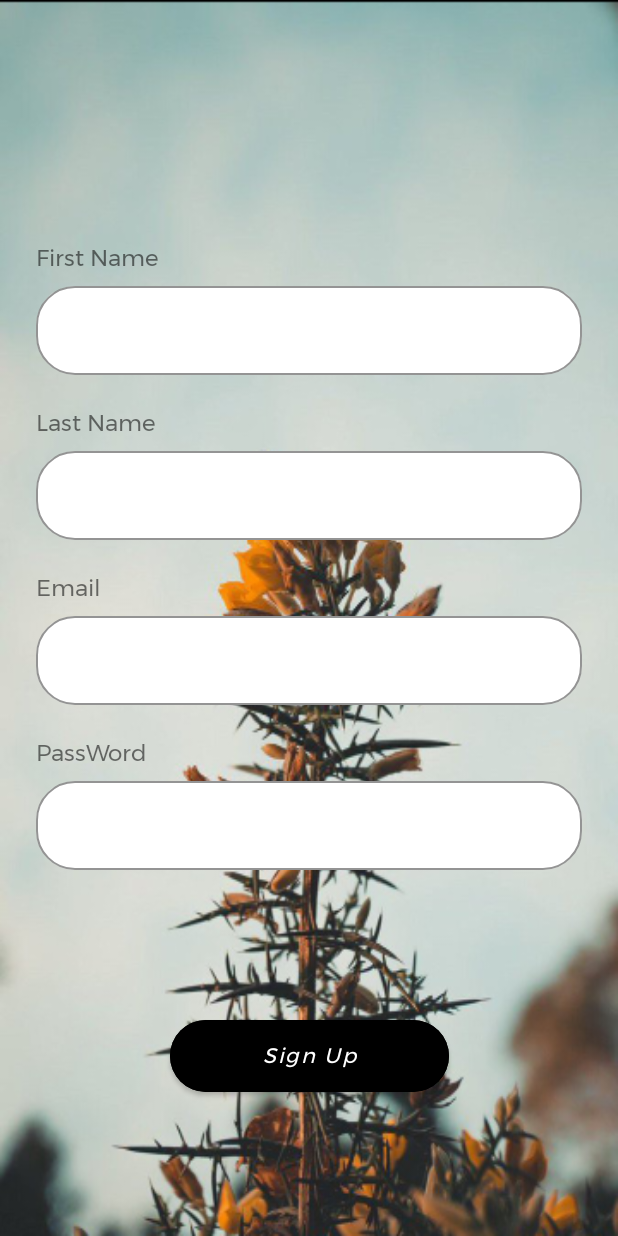
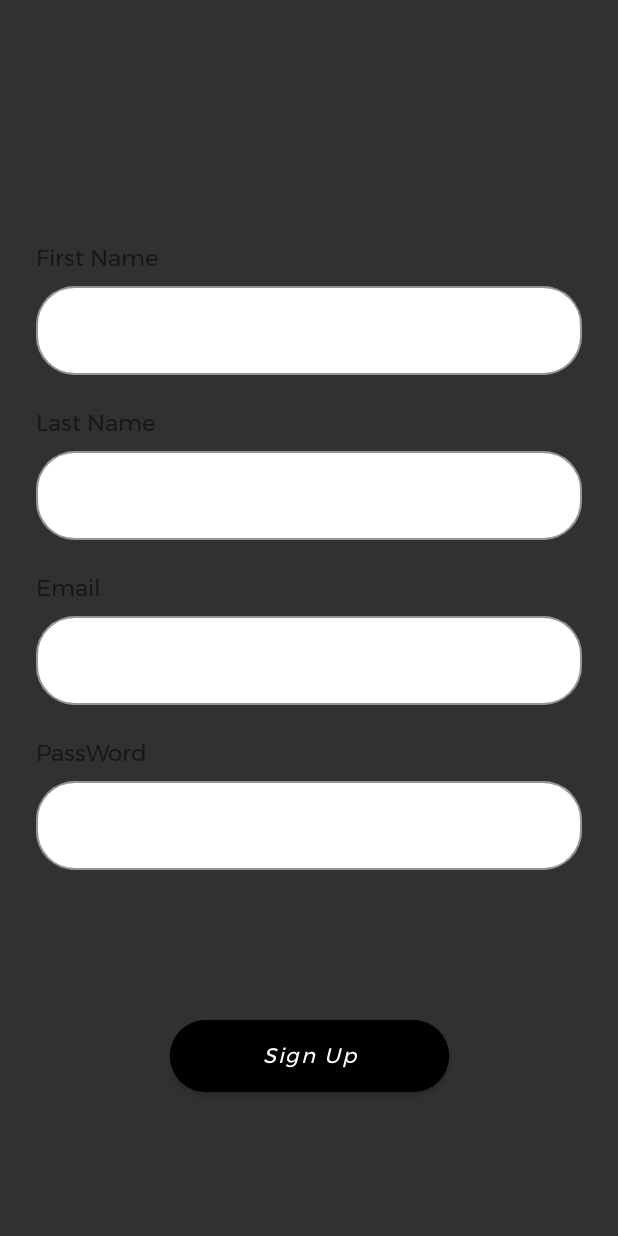
Before and after one commit to sobuur0/HotelApp, an Android app: the DialogSignUp screen opened directly, with no data from a screen before it, on a phone screen of 412 x 824 dp. Run offline under Robolectric (Android 15) with nearby library versions, the phone set to English and light mode, and no system bars; pictures from the network do not load.

Commit message:
more changes

```diff
--- a/app/src/main/res/layout/activity_dialog_sign_up.xml
+++ b/app/src/main/res/layout/activity_dialog_sign_up.xml
@@ -4,7 +4,7 @@
     xmlns:tools="http://schemas.android.com/tools"
     android:layout_width="match_parent"
     android:layout_height="match_parent"
-    android:background="@drawable/bcksignup"
+    android:background="@color/colorGrey"
     tools:context=".DialogSignUp">
 
     <ScrollView
--- a/app/src/main/res/layout/activity_sign_in.xml
+++ b/app/src/main/res/layout/activity_sign_in.xml
@@ -6,7 +6,7 @@ xmlns:tools="http://schemas.android.com/tools"
 android:layout_width="match_parent"
 android:layout_height="match_parent"
 tools:context=".SignInActivity"
-android:background="@drawable/bcksignup">
+android:background="@color/colorGrey">
 
     <ScrollView
         android:layout_width="match_parent"
```
